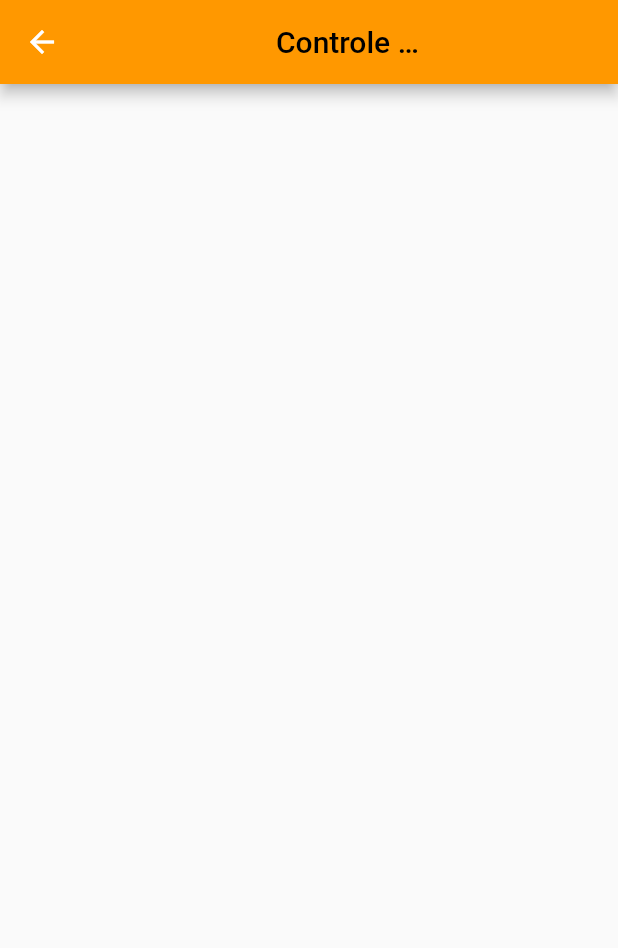
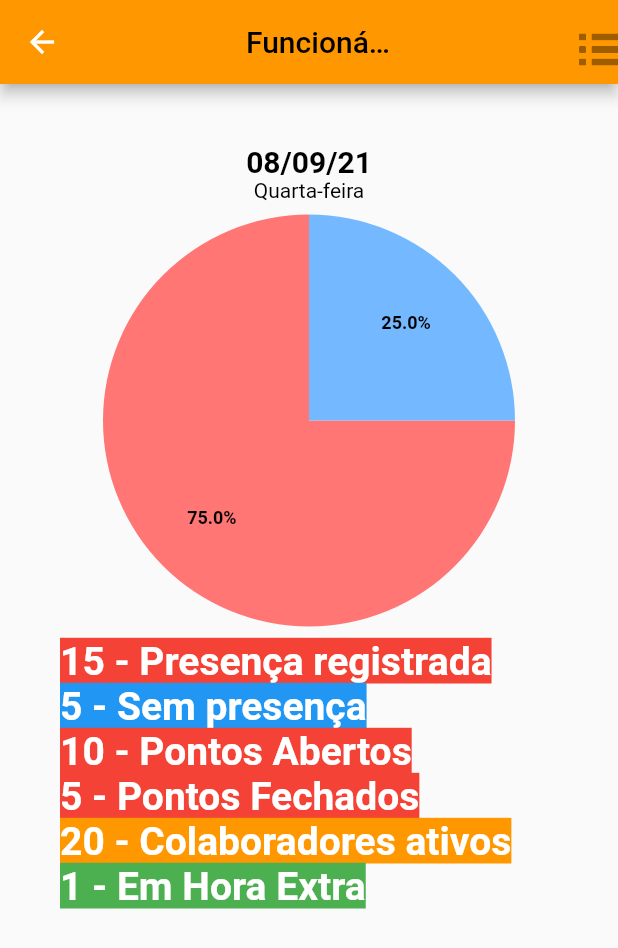
Before and after one commit to phtsouza/TangerinoApp, a Flutter app: the screen it shows after launch, after a tap on "Login", on a phone screen of 412 x 824 dp. Shown: the top 948 px of the screen. Run offline on Flutter 3.47's test engine with Material 2 defaults, Android fonts, the phone set to English and light mode, and no system bars; drawn by our look-alikes of pie_chart.

Commit message:
Page Menu Finish

```diff
--- /dev/null
+++ b/lib/Colaboradores.dart
@@ -0,0 +1,23 @@
+import 'package:flutter/material.dart';
+
+class Colaboradores extends StatelessWidget {
+  @override
+  Widget build(BuildContext context) {
+    return Scaffold(
+      appBar: AppBar(
+        backgroundColor: Colors.orange,
+        title: Center(
+          child: SizedBox(
+            width: 100,
+            child: Text(
+              "Colaboradores",
+              style: TextStyle(
+                color: Colors.black,
+              ),
+            ),
+          ),
+        ),
+      ),
+    );
+  }
+}
--- a/lib/menu.dart
+++ b/lib/menu.dart
@@ -1,4 +1,11 @@
 import 'package:flutter/material.dart';
+import 'package:pie_chart/pie_chart.dart';
+import 'Colaboradores.dart';
+
+Map<String, double> dataMap = {
+  "Com Presença": 15,
+  "Sem Presença": 5,
+};
 
 class Menu extends StatelessWidget {
   @override
@@ -10,13 +17,129 @@ class Menu extends StatelessWidget {
           child: SizedBox(
             width: 100,
             child: Text(
-              "Controle de funcionários",
+              "Funcionários",
               style: TextStyle(
                 color: Colors.black,
               ),
             ),
           ),
         ),
+        actions: <Widget>[
+          Container(
+            width: 40,
+            child: TextButton(
+              child: Icon(
+                Icons.list_outlined,
+                color: Colors.black38,
+                size: 50,
+              ),
+              onPressed: () => {
+                Navigator.push(
+                  context,
+                  MaterialPageRoute(
+                    builder: (context) => Colaboradores(),
+                  ),
+                ),
+              },
+            ),
+          ),
+        ],
+      ),
+      body: Container(
+        padding: EdgeInsets.only(
+          top: 40,
+          left: 40,
+          right: 40,
+        ),
+        child: ListView(
+          children: <Widget>[
+            Text(
+              "08/09/21",
+              textAlign: TextAlign.center,
+              style: TextStyle(
+                fontWeight: FontWeight.bold,
+                color: Colors.black,
+                fontSize: 20,
+              ),
+            ),
+            Text(
+              "Quarta-feira",
+              textAlign: TextAlign.center,
+              style: TextStyle(
+                color: Colors.black,
+                fontSize: 14,
+              ),
+            ),
+            PieChart(
+              dataMap: dataMap,
+              animationDuration: Duration(milliseconds: 800),
+              chartLegendSpacing: 0,
+              chartRadius: MediaQuery.of(context).size.width / 1.5,
+              initialAngleInDegree: 0,
+              ringStrokeWidth: 10,
+              legendOptions: LegendOptions(
+                showLegendsInRow: false,
+                legendPosition: LegendPosition.right,
+                showLegends: false,
+                legendTextStyle: TextStyle(
+                  fontWeight: FontWeight.bold,
+                ),
+              ),
+              chartValuesOptions: ChartValuesOptions(
+                showChartValueBackground: false,
+                showChartValues: true,
+                showChartValuesInPercentage: true,
+                showChartValuesOutside: false,
+                decimalPlaces: 1,
+              ),
+            ),
+            Text(
+              "15 - Presença registrada",
+              style: TextStyle(
+                backgroundColor: Colors.red,
+                fontWeight: FontWeight.bold,
+                color: Colors.white,
+                fontSize: 26,
+              ),
+            ),
+            Text(
+              "5 - Sem presença",
+              style: TextStyle(
+                backgroundColor: Colors.blue,
+                fontWeight: FontWeight.bold,
+                color: Colors.white,
+                fontSize: 26,
+              ),
+            ),
+            Text(
+              "10 - Pontos Abertos\n5 - Pontos Fechados",
+              style: TextStyle(
+                backgroundColor: Colors.red,
+                fontWeight: FontWeight.bold,
+                color: Colors.white,
+                fontSize: 26,
+              ),
+            ),
+            Text(
+              "20 - Colaboradores ativos",
+              style: TextStyle(
+                backgroundColor: Colors.orange,
+                fontWeight: FontWeight.bold,
+                color: Colors.white,
+                fontSize: 26,
+              ),
+            ),
+            Text(
+              "1 - Em Hora Extra",
+              style: TextStyle(
+                backgroundColor: Colors.green,
+                fontWeight: FontWeight.bold,
+                color: Colors.white,
+                fontSize: 26,
+              ),
+            ),
+          ],
+        ),
       ),
     );
   }
```
Also changed, not shown: pubspec.yaml (+2 -20 lines), pubspec.lock.
